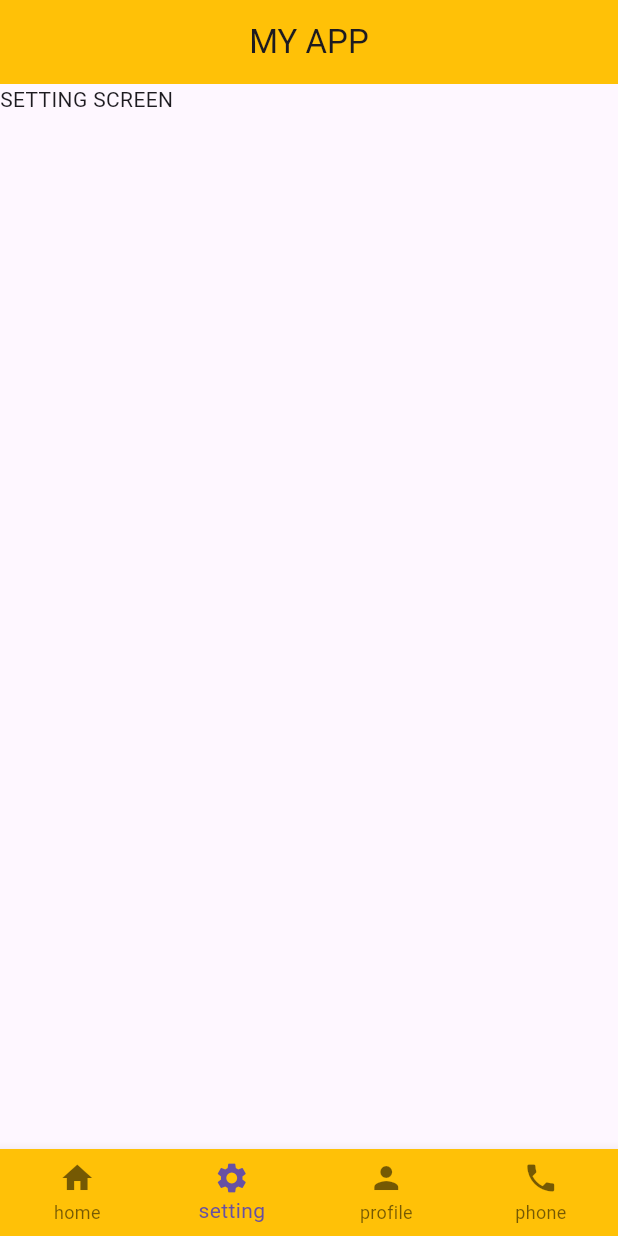
After one commit to vishalvanzara/counter_app, a Flutter app: the screen it shows after launch, item 2 of the bottom bar chosen, on a phone screen of 412 x 824 dp. The commit adds this screen. Run offline on Flutter 3.47's test engine with Material 3 defaults, Android fonts, the phone set to English and light mode, and no system bars.

Commit message:
add screen

```diff
--- /dev/null
+++ b/lib/dashboard.dart
@@ -0,0 +1,49 @@
+import 'package:counter_app/home_screen.dart';
+import 'package:counter_app/phonescreen.dart';
+import 'package:counter_app/profilescreen.dart';
+import 'package:counter_app/settingscreen.dart';
+import 'package:flutter/material.dart';
+
+class DashboardScreen extends StatefulWidget {
+  const DashboardScreen({super.key});
+
+  @override
+  State<DashboardScreen> createState() => _DashboardScreenState();
+}
+
+int selectedIndex = 0;
+List<Widget> dashbordScreen = const [
+  HomeScreen(),
+  Settingscreen(),
+  Profilescreen(),
+  Phonescreen()
+];
+
+class _DashboardScreenState extends State<DashboardScreen> {
+  @override
+  Widget build(BuildContext context) {
+    return Scaffold(
+      appBar: AppBar(
+        centerTitle: true,
+        backgroundColor: Colors.amber,
+        title: const Text('MY APP'),
+      ),
+      bottomNavigationBar: BottomNavigationBar(
+          type: BottomNavigationBarType.fixed,
+          backgroundColor: Colors.amber,
+          currentIndex: selectedIndex,
+          onTap: (index) {
+            selectedIndex = index;
+            setState(() {});
+          },
+          items: const [
+            BottomNavigationBarItem(icon: Icon(Icons.home), label: 'home'),
+            BottomNavigationBarItem(
+                icon: Icon(Icons.settings), label: 'setting'),
+            BottomNavigationBarItem(icon: Icon(Icons.person), label: 'profile'),
+            BottomNavigationBarItem(icon: Icon(Icons.phone), label: 'phone'),
+          ]),
+      body: dashbordScreen[selectedIndex],
+    );
+  }
+}
--- a/lib/main.dart
+++ b/lib/main.dart
@@ -1,4 +1,4 @@
-import 'package:counter_app/home_screen.dart';
+import 'package:counter_app/dashboard.dart';
 import 'package:flutter/material.dart';
 
 void main() {
@@ -7,11 +7,10 @@ void main() {
 
 class MycounterApp extends StatelessWidget {
   const MycounterApp({super.key});
-
   @override
   Widget build(BuildContext context) {
     return const MaterialApp(
-      home: HomeScreen(),
+      home: DashboardScreen(),
     );
   }
 }
--- /dev/null
+++ b/lib/settingscreen.dart
@@ -0,0 +1,12 @@
+import 'package:flutter/material.dart';
+
+class Settingscreen extends StatelessWidget {
+  const Settingscreen({super.key});
+
+  @override
+  Widget build(BuildContext context) {
+    return const Scaffold(
+      body: Text('SETTING SCREEN'),
+    );
+  }
+}
```
Also changed, not shown: lib/home_screen.dart (+3 -30 lines), lib/phonescreen.dart (added, +11 -0 lines), lib/profilescreen.dart (added, +10 -0 lines).
